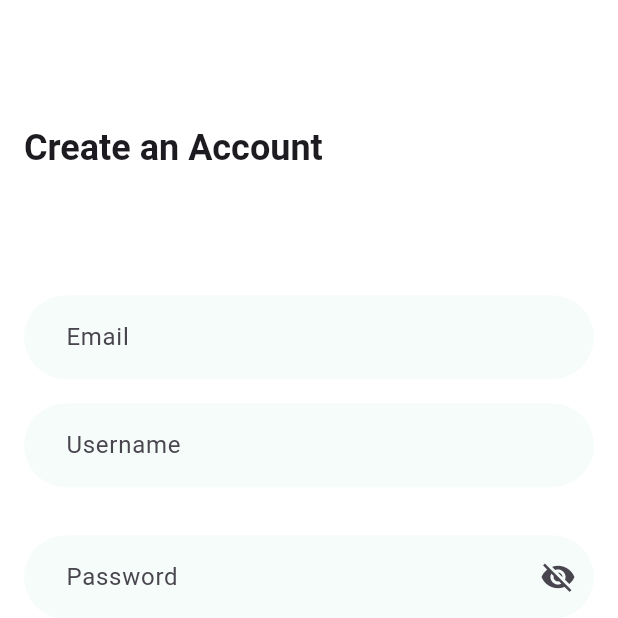
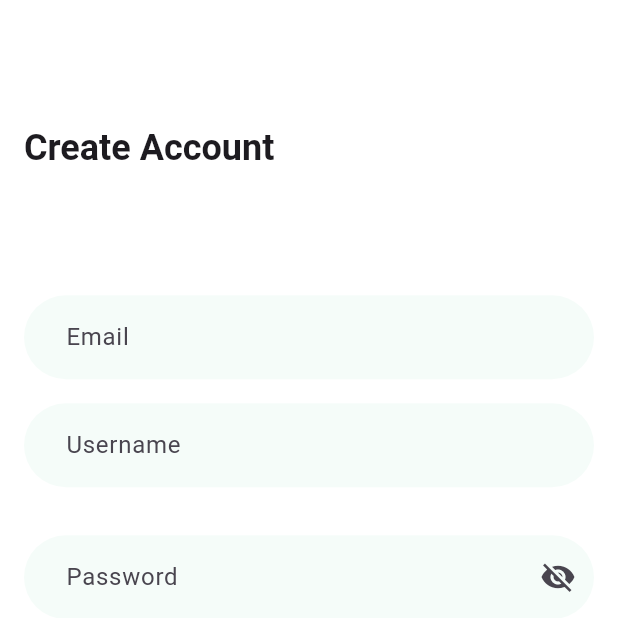
Before and after one commit to Harindu-Karunathilake/Easy-Idama, a Flutter app: the SignUpScreen screen opened directly, on a phone screen of 412 x 824 dp, the top half of it. Run offline on Flutter 3.47's test engine with Material 3 defaults, Android fonts, the phone set to English and light mode, and no system bars; Roboto replaces fonts that are missing (Poppins).

Commit message:
tetx edit

```diff
--- a/lib/pages/signup.dart
+++ b/lib/pages/signup.dart
@@ -30,7 +30,7 @@ class _SignUpScreenState extends State<SignUpScreen> {
                   Align(
                     alignment: Alignment.centerLeft,
                     child: Text(
-                      "Create an Account",
+                      "Create Account",
                       style: Theme.of(context).textTheme.headlineSmall!.copyWith(
                             fontWeight: FontWeight.bold,
                           ),
```
